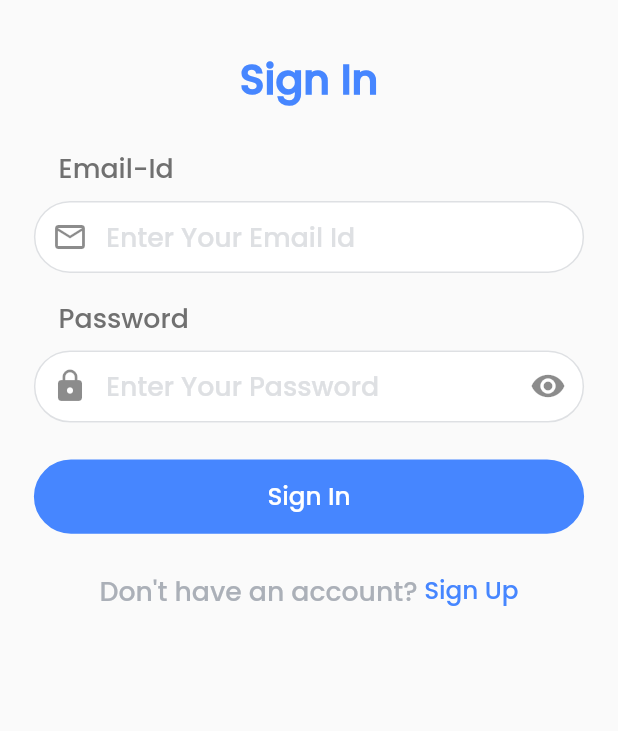
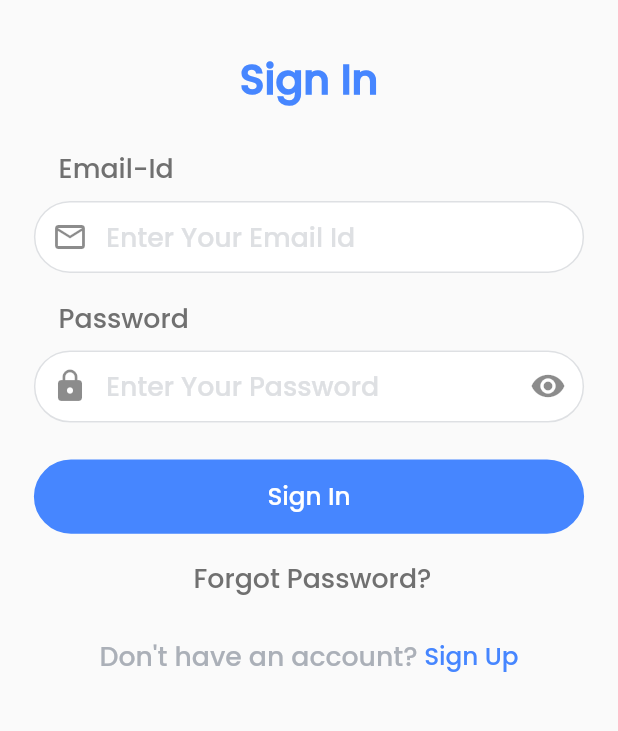
Before and after one commit to Yashil07/doctify_app, a Flutter app: the LoginScreen screen opened directly, on a phone screen of 412 x 824 dp, the part 312-1043 px from its top. Run offline on Flutter 3.47's test engine with Material 2 defaults, Android fonts, the phone set to English and light mode, and no system bars; our stand-ins replace firebase_core, flutter_svg, image_picker, lottie, sizer and 1 more; missing offline and left inert: dart:ffi; accounts and stored records are empty; project files that could hold a hidden picture were left out.

Commit message:
19-09(4)

```diff
--- a/lib/Views/Auth/forget_password_screen_2.dart
+++ b/lib/Views/Auth/forget_password_screen_2.dart
@@ -32,7 +32,7 @@ class _ForgotPasswordScreen2State extends State<ForgotPasswordScreen2> {
                 children: [
                   const CustomTextField(
                     hintName: "Enter OTP here",
-                    fieldName: "Code has been send to +9174*****27",
+                    fieldName: "Code has been send to 9737xxxx73",
                   ),
                   SizedBox(
                     height: 4.h,
--- a/lib/Views/Auth/forgot_password_screen.dart
+++ b/lib/Views/Auth/forgot_password_screen.dart
@@ -138,7 +138,7 @@ class _ForgotPasswordState extends State<ForgotPassword> {
                         ),
                       ),
                       SizedBox(
-                        height: 27.h,
+                        height: 25.h,
                       ),
                       Container(
                         child: CustomButton(
--- a/lib/Views/Auth/login_screen.dart
+++ b/lib/Views/Auth/login_screen.dart
@@ -1,5 +1,6 @@
 import 'package:flutter/material.dart';
 import 'package:project/Utils/color_utils.dart';
+import 'package:project/Views/Auth/forgot_password_screen.dart';
 import 'package:project/Views/Auth/profile_screen.dart';
 import 'package:project/Views/Auth/reg_screen.dart';
 import 'package:sizer/sizer.dart';import '../../Utils/fontFamily_utils.dart';
@@ -79,6 +80,13 @@ class _LoginScreenState extends State<LoginScreen> {
                         SizedBox(height: 3.h,),
 
                         CustomButton(onTap: (){Navigator.push(context, MaterialPageRoute(builder: (context) => ProfileScreen()));},buttonText:"Sign In",textStyle: FontTextStyle.poppinsS14W4WhiteColor,),
+                        SizedBox(height: 2.h,),
+                        Container(
+                            child: GestureDetector(
+                              child: Text(" Forgot Password?",style: FontTextStyle.poppinsS12W5labelColor,),
+                              onTap: () { Navigator.push(context, MaterialPageRoute(builder: (context) => ForgotPassword()));},
+
+                            )),
                         SizedBox(height: 3.h,),
                         Row(
                           mainAxisAlignment: MainAxisAlignment.center,
```
